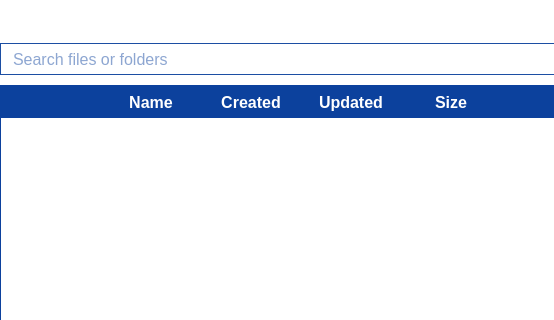
Qt form parsec/core/gui/forms/files_widget.ui (Scille/parsec-cloud) before a commit; both pictures show x 0 to 554 and y 0 to 320 of the 713 by 489 pixel window.
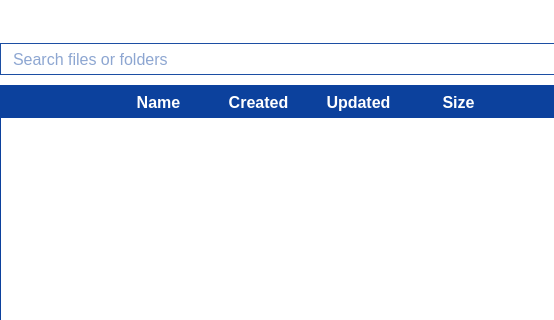
The same form after that commit. Icons and pictures are not drawn.

Commit message: [GUI] Cheated to make the file/folder icons appear centered

What changed in the file:
```diff
--- a/parsec/core/gui/forms/files_widget.ui
+++ b/parsec/core/gui/forms/files_widget.ui
@@ -226,6 +226,7 @@
 
 QHeaderView::section
 {
+padding-left: 15px;
 border: 0;
 background-color: rgb(12, 65, 157);
 color: white;
@@ -238,6 +239,8 @@
 QTableWidget::item
 {
 background-color: rgb(255, 255, 255);
+border: 0px;
+padding: 15px;
 }
 
 QTableWidget::item:selected
```
The commit also changes 1 other file.
